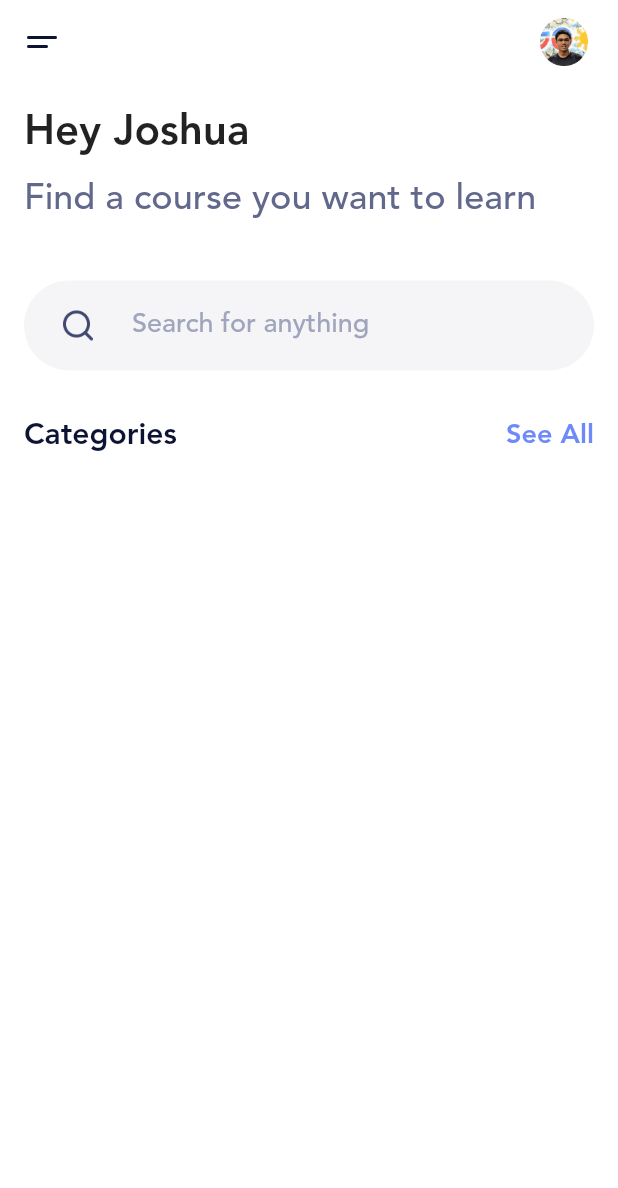
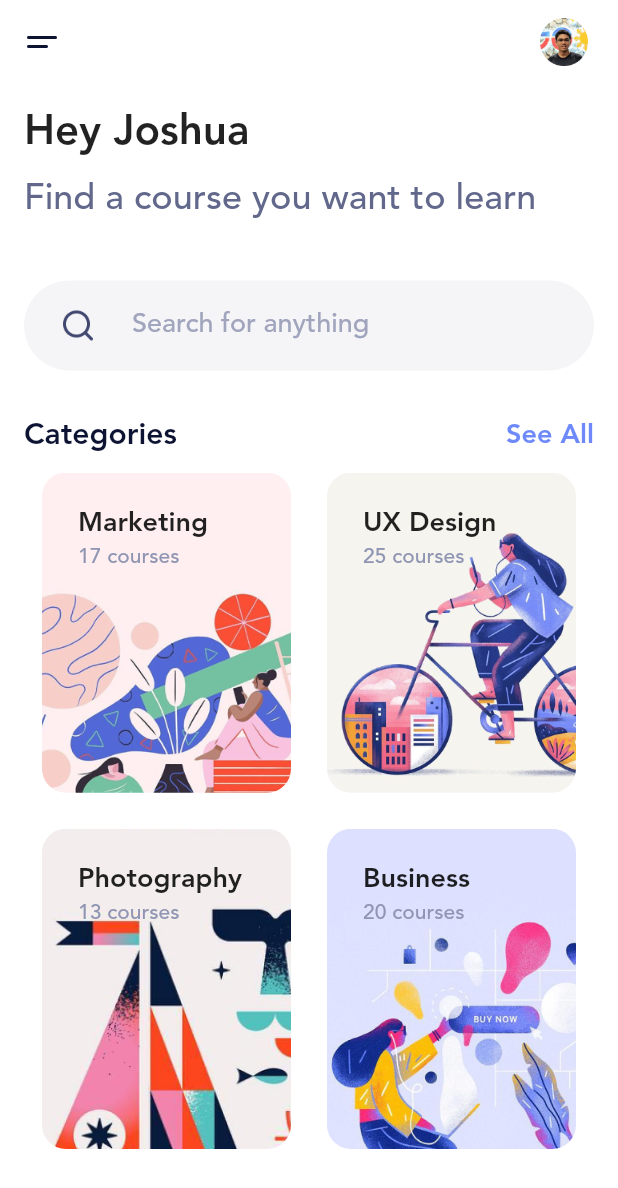
Before and after one commit to joshuadeguzman/techph_course_app, a Flutter app: the screen it shows after launch, on a phone screen of 412 x 824 dp. Shown: the top 1188 px of the screen. Run offline on Flutter 3.47's test engine with Material 2 defaults, Android fonts, the phone set to English and light mode, and no system bars.

Commit message:
Add categories content

```diff
--- a/lib/screens/home/home_screen.dart
+++ b/lib/screens/home/home_screen.dart
@@ -1,4 +1,5 @@
 import 'package:flutter/material.dart';
+import 'package:simple_course_app/screens/home/widgets/course_category.dart';
 
 class HomeScreen extends StatelessWidget {
   @override
@@ -36,7 +37,12 @@ class HomeScreen extends StatelessWidget {
       ),
       body: Center(
         child: Padding(
-          padding: const EdgeInsets.all(16),
+          padding: const EdgeInsets.only(
+            top: 16,
+            left: 16,
+            right: 16,
+          ),
+          child: Container(
             child: Column(
               crossAxisAlignment: CrossAxisAlignment.stretch,
               children: <Widget>[
@@ -119,7 +125,36 @@ class HomeScreen extends StatelessWidget {
                     ],
                   ),
                 ),
+                Expanded(
+                  child: GridView.count(
+                    crossAxisCount: 2,
+                    childAspectRatio: 200 / 250,
+                    children: <Widget>[
+                      CourseCategory(
+                        imagePath: "assets/images/marketing.png",
+                        title: "Marketing",
+                        numberOfCourses: 17,
+                      ),
+                      CourseCategory(
+                        imagePath: "assets/images/ux.png",
+                        title: "UX Design",
+                        numberOfCourses: 25,
+                      ),
+                      CourseCategory(
+                        imagePath: "assets/images/photography.png",
+                        title: "Photography",
+                        numberOfCourses: 13,
+                      ),
+                      CourseCategory(
+                        imagePath: "assets/images/business.png",
+                        title: "Business",
+                        numberOfCourses: 20,
+                      ),
                     ],
+                  ),
+                ),
+              ],
+            ),
           ),
         ),
       ),
--- /dev/null
+++ b/lib/screens/home/widgets/course_category.dart
@@ -0,0 +1,61 @@
+import 'package:flutter/material.dart';
+
+class CourseCategory extends StatelessWidget {
+  final String imagePath;
+  final String title;
+  final int numberOfCourses;
+
+  const CourseCategory({
+    Key key,
+    this.imagePath,
+    this.title,
+    this.numberOfCourses,
+  }) : super(key: key);
+
+  @override
+  Widget build(BuildContext context) {
+    return Container(
+      margin: const EdgeInsets.symmetric(
+        horizontal: 12,
+        vertical: 12,
+      ),
+      child: ClipRRect(
+        borderRadius: BorderRadius.circular(16),
+        child: Stack(
+          children: <Widget>[
+            SizedBox(
+              height: 250,
+              width: 200,
+              child: Image.asset(
+                imagePath,
+                fit: BoxFit.cover,
+              ),
+            ),
+            Positioned(
+              top: 24,
+              left: 24,
+              child: Text(
+                title,
+                style: TextStyle(
+                  fontSize: 18,
+                  fontWeight: FontWeight.bold,
+                ),
+              ),
+            ),
+            Positioned(
+              top: 48,
+              left: 24,
+              child: Text(
+                "$numberOfCourses courses",
+                style: TextStyle(
+                  fontSize: 14,
+                  color: Color(0xFF8F95B2),
+                ),
+              ),
+            ),
+          ],
+        ),
+      ),
+    );
+  }
+}
```
Also changed, not shown: assets/images/business.png, assets/images/marketing.png, assets/images/photography.png, assets/images/ux.png. Lines whose indentation alone changed are shown as unchanged.
